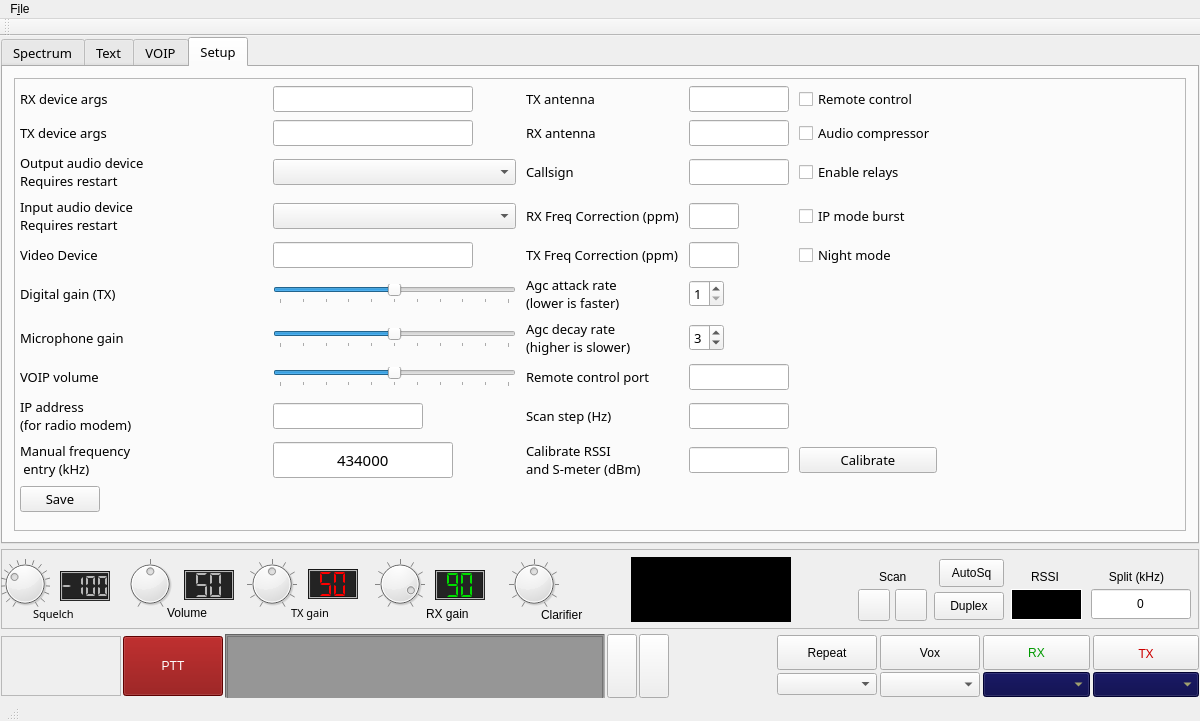
Before: the Qt Designer form mainwindow.ui in qradiolink/qradiolink, drawn with Qt 5.
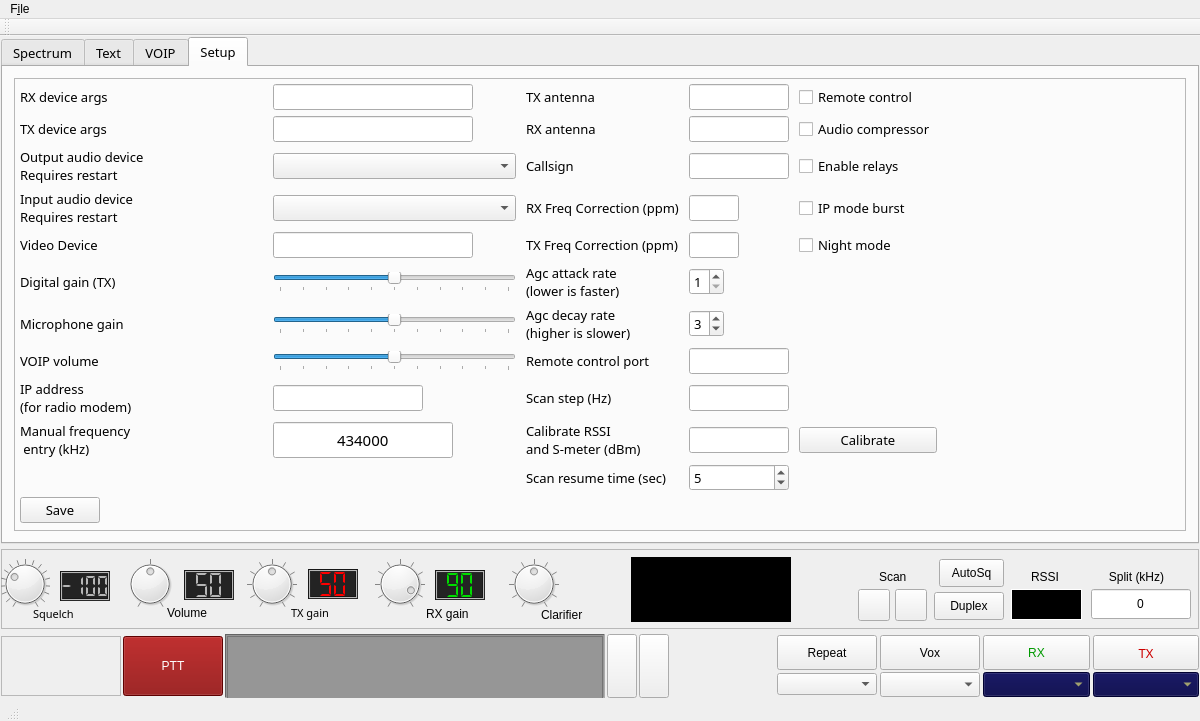
After: the same form once the commit is applied. The open tabs and pages were chosen to show the change. Icons and pictures are not drawn. Custom widgets are drawn as their Qt base class.

Commit message: Expose scan resume timer value as a setting to GUI

The edit to the form file:
```diff
--- a/mainwindow.ui
+++ b/mainwindow.ui
@@ -2848,6 +2848,26 @@
                </property>
               </widget>
              </item>
+             <item row="13" column="3">
+              <widget class="QSpinBox" name="scanTimerSpinBox">
+               <property name="minimum">
+                <number>1</number>
+               </property>
+               <property name="maximum">
+                <number>30</number>
+               </property>
+               <property name="value">
+                <number>5</number>
+               </property>
+              </widget>
+             </item>
+             <item row="13" column="2">
+              <widget class="QLabel" name="label_40">
+               <property name="text">
+                <string>Scan resume time (sec)</string>
+               </property>
+              </widget>
+             </item>
             </layout>
            </widget>
           </item>
```
Left out of the diff: 2 changed lines with no effect on the pictures. The commit also changes 8 other files.
